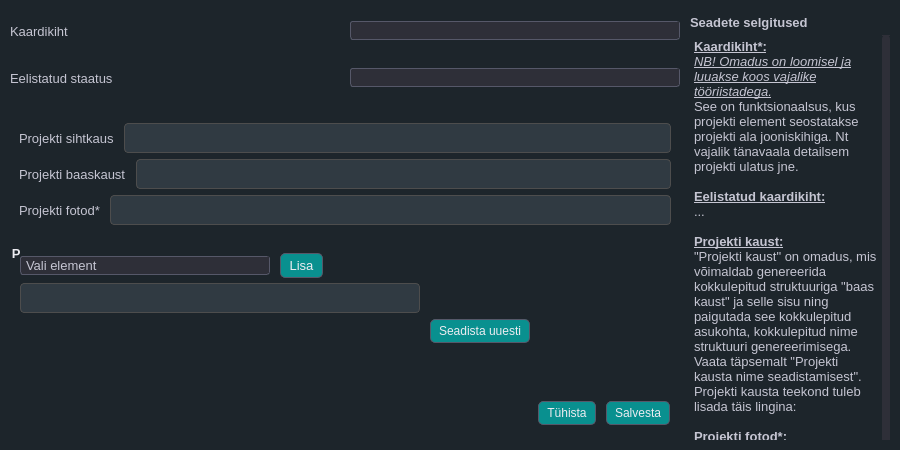
Before: the Qt Designer form mailabl-qgis/config/confWidgets/ProjectSetup.ui in TuloliKalver/mailabl-qgis, drawn with Qt 5.
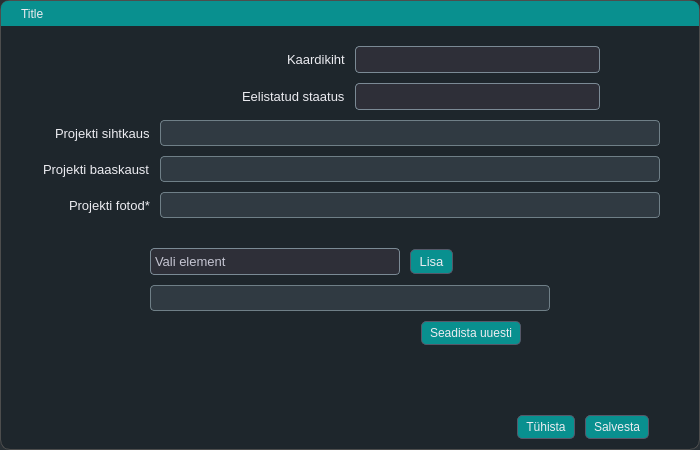
After: the same form once the commit is applied. Icons and pictures are not drawn.

Commit message: PreRelease 2.24 Settings modules updates v1.1 all modules working

```diff
--- a/mailabl-qgis/config/confWidgets/ProjectSetup.ui
+++ b/mailabl-qgis/config/confWidgets/ProjectSetup.ui
@@ -6,7 +6,7 @@
    <rect>
     <x>0</x>
     <y>0</y>
-    <width>900</width>
+    <width>700</width>
     <height>450</height>
    </rect>
   </property>
@@ -18,13 +18,13 @@
   </property>
   <property name="minimumSize">
    <size>
-    <width>900</width>
+    <width>700</width>
     <height>450</height>
    </size>
   </property>
   <property name="maximumSize">
    <size>
-    <width>900</width>
+    <width>700</width>
     <height>450</height>
    </size>
   </property>
@@ -39,18 +39,28 @@
    <string>Projektide seaded</string>
   </property>
   <property name="styleSheet">
-   <string notr="true">
-/* ====================================================== */
-/* 🎨 Global Theme - Base Colors, Background &amp; Typography */
-/* ====================================================== */
-* {
+   <string notr="true">* {
     border: transparent;
-    background-color: #1d252b; /* Updated background */
+    boreder-radius: 10px;
+	background-color: rgba(29, 37, 43, 0.78);  /* 10% transparency */
     padding: 0;
     margin: 0;
-    color: #c5c5d2; /* Default light gray text */
+    color: #ececf1; /* Brighter default text */
 }
 
+#FrameMain{
+    border-radius: 10px;
+	border: 1px solid #4d4d4d;
+	background-color: rgba(29, 37, 43, 0.89);  /* 10% transparency */
+}
+
+
+QLabel, QFrame{
+	background: None;
+	}
+
+
+
 
 /* ------------------------------------------------------ */
 /* 🧠 Global Interaction Effects - Focused Field &amp; Tabs   */
@@ -81,9 +91,9 @@
 QLineEdit {
     background-color: #303a42;   /* Matches the global dark background */
     color: #c5c5d2;              /* Default light gray text */
-    border: 1px solid #4d4d4d;   /* Subtle default border */
+    border: 1px solid #6f7f87;
     border-radius: 4px;          /* Rounded corners for a smooth look */
-    padding: 6px;                /* Adequate padding for text clarity */
+    padding: 4px;                /* Adequate padding for text clarity */
 }
 
 /* 
@@ -199,58 +209,6 @@
 }
 
 
-/* General QCheckBox styles */
-QCheckBox {
-    color: #ececf1; /* Text color */
-    spacing: 5px; /* Space between checkbox and text */
-}
-
-/* Style the indicator (checkbox) */
-QCheckBox::indicator {
-    width: 12px;
-    height: 12px;
-    background-color: #40414f; /* Background color for unchecked state */
-    border: 1px solid #565869; /* Border for unchecked state */
-    border-radius: 3px;
-}
-
-/* Style the indicator when checked */
-QCheckBox::indicator:checked {
-    background-color: rgba(70, 70, 85, 0.5); /* Semi-transparent gray background color for checked state */
-    border: 1px solid #acacbe;
-    image: url(&quot;:/images/themes/default/algorithms/mAlgorithmCheckGeometry.svg&quot;); /* Using QGIS built-in icon */
-}
-
-/* Style the indicator when unchecked */
-QCheckBox::indicator:unchecked {
-    background-color: #40414f; /* Background color for unchecked state */
-    border: 1px solid #565869; /* Border for unchecked state */
-}
-
-/* Style the indicator when hovered */
-QCheckBox::indicator:hover {
-    background-color: #565869;
-}
-
-/* Style the indicator when disabled */
-QCheckBox::indicator:disabled {
-    background-color: #30303a; /* Darker background color for disabled state */
-    border: 1px solid #40414f; /* Darker border for disabled state */
-}
-
-/* Style the indicator when checked and disabled */
-QCheckBox::indicator:checked:disabled {
-    background-color: rgba(50, 50, 60, 0.5); /* Semi-transparent darker gray background color for checked and disabled state */
-    border: 1px solid #40414f;
-    image: url(&quot;:/images/themes/default/algorithms/mAlgorithmCheckGeometry.svg&quot;); /* Using QGIS built-in icon */
-    opacity: 0.5; /* Make the icon appear disabled */
-}
-
-/* Style the checkbox text when disabled */
-QCheckBox:disabled {
-    color: #6a6a75; /* Darker text color for disabled state */
-}
-
 /* ══════════════════════════════════════════════════════ */
 /*                 ✅ QCheckBox Styling                   */
 /* ══════════════════════════════════════════════════════ */
@@ -258,41 +216,51 @@
 QCheckBox {
     color: #d1d1e0;
     spacing: 5px;
-    font-size: 14px;
+    font-size: 12px;
+	 background: transparent; /* This removes any background */
 }
 
-/* Base indicator styling */
+/* Default indicator box */
 QCheckBox::indicator {
     width: 16px;
     height: 16px;
+    background-color: #40414f;
     border: 1px solid #1f5d5c;
     border-radius: 3px;
-    background: #597278
 }
 
-/* Hover effect for indicator */
+/* Hovered box */
 QCheckBox::indicator:hover {
     border: 1px solid #0b4544;
+    background-color: #565869;
 }
 
-/* Checked state with a custom image for the check mark */
+/* Checked state */
 QCheckBox::indicator:checked {
-    background: rgb(9,144,143);
+    background-color: rgb(9, 144, 143);
     border: 1px solid #565869;
+    image: url(&quot;:/images/themes/default/algorithms/mAlgorithmCheckGeometry.svg&quot;);
 }
 
+/* Checked + Hover */
+QCheckBox::indicator:checked:hover {
+    background-color: rgba(9, 144, 143, 0.8);
+    border: 1px solid #acacbe;
+}
 
-/* ⚫ Disabled State - More Noticeable */
+/* Disabled */
+QCheckBox:disabled {
+    color: #6a6a75;
+}
 QCheckBox::indicator:disabled {
-    background-color: #1d252b;
-    border: 1px dashed rgba(120, 120, 130, 0.5); /* **Dashed, faded border** */
-    color: rgba(170, 170, 180, 0.5); /* **Faded text color** */
-    opacity: 0.5; /* **Lower opacity to indicate inactive state** */
+    background-color: #2c2c35;
+    border: 1px dashed rgba(120, 120, 130, 0.5);
 }
-
-
-QGroupBox{
-	color: #ececf1;
+QCheckBox::indicator:checked:disabled {
+    background-color: rgba(50, 50, 60, 0.5);
+    border: 1px solid #40414f;
+    image: url(&quot;:/images/themes/default/algorithms/mAlgorithmCheckGeometry.svg&quot;);
+    opacity: 0.5;
 }
 
 
@@ -303,9 +271,9 @@
 QComboBox {
     background-color: #2e2f38;
     color: #c5c5d2;
-    border: 1px solid #565869;
-    border-radius: 3px;
-    padding-left: 5px;
+	border: 1px solid #7b8a95;    
+	border-radius: 4px;
+    padding: 4px;
 }
 
 QComboBox::drop-down {
@@ -389,292 +357,18 @@
 }
 
 
-
-
-/* ══════════════════════════════════════════════════════ */
-/* 🧭 Global Vertical ScrollBar - Core UI Scroll Styling  */
-/* ══════════════════════════════════════════════════════ */
-
-QScrollBar:vertical {
-    border: none;
-    background: #2e2f38;  /* Match background color */
-    width: 8px;
-    margin: 0px;  /* Remove spacing */
-    border-radius: 4px;
+#dragFrame {
+    border-top-left-radius: 7px;
+    border-top-right-radius: 7px;
+    border-bottom-right-radius: 0px;
+    border-bottom-left-radius: 0px;
+    background-color: rgba(9, 144, 143, 1.0);
+    cursor: move;
+    color: #ececf1; /* Brighter default text */
 }
 
-QScrollBar::handle:vertical {
-    background-color: qradialgradient(spread:pad, cx:1, cy:0.728, radius:0.826, 
-        fx:0.498455, fy:0.95, stop:0.125 rgba(9, 144, 143, 255), stop:1 rgba(46, 47, 56, 253));
-    min-height: 25px;
-    border-radius: 4px;
-}
 
-QScrollBar::handle:vertical:hover {
-    background-color: qradialgradient(spread:pad, cx:1, cy:0.995, radius:1.24, 
-        fx:1, fy:0.988, stop:0 rgba(9, 144, 143, 255), stop:0.920455 rgba(46, 47, 56, 253));
-}
-
-/* Hide Up/Down Buttons */
-QScrollBar::add-line:vertical, 
-QScrollBar::sub-line:vertical {
-    background: none;
-    height: 0px;
-}
-
-/* Make the unused track area blend with background */
-QScrollBar::add-page:vertical, 
-QScrollBar::sub-page:vertical {
-    background: #2e2f38;
-}
-
-/* ════════════════════════════════════════════════════════ */
-/* 🧭 Global Horisontal ScrollBar - Core UI Scroll Styling  */
-/* ════════════════════════════════════════════════════════ */
-
-
-QScrollBar:horizontal {
-    border: none;
-    background: #2e2f38;  /* Match background color */
-    height: 8px;
-    margin: 0px;
-    border-radius: 4px;
-}
-
-QScrollBar::handle:horizontal {
-    background-color: qradialgradient(spread:pad, cx:1, cy:0.728, radius:0.826, 
-        fx:0.498455, fy:0.95, stop:0.125 rgba(9, 144, 143, 255), stop:1 rgba(46, 47, 56, 253));
-    min-width: 25px;
-    border-radius: 4px;
-}
-
-QScrollBar::handle:horizontal:hover {
-    background-color: qradialgradient(spread:pad, cx:1, cy:0.995, radius:1.24, 
-        fx:1, fy:0.988, stop:0 rgba(9, 144, 143, 255), stop:0.920455 rgba(46, 47, 56, 253));
-}
-
-/* Hide Left/Right Buttons */
-QScrollBar::add-line:horizontal, 
-QScrollBar::sub-line:horizontal {
-    background: none;
-    width: 0px;
-}
-
-/* Make the unused track area blend with background */
-QScrollBar::add-page:horizontal, 
-QScrollBar::sub-page:horizontal {
-    background: #2e2f38;
-}
-
-
-/* ====================================================== */
-/* 📊 QTableView - Layout, Colors, and Interaction Styles */
-/* ====================================================== */
-
-QTableView {
-    background-color: #2e2f38; /* Consistent dark gray base */
-    border: 1px solid #4d4d4d;
-    border-radius: 5px;
-    gridline-color: #565869;
-    /* Updated selection gradient using teal accent */
-    selection-background-color: qlineargradient(
-        x1: 0, y1: 0, x2: 0, y2: 1,
-        stop: 0 rgba(9,144,143,10),
-        stop: 1 rgba(9,144,143,50)
-    );
-    selection-color: #ececf1;
-}
-
-
-/* Adjust header style with white text */
-QHeaderView::section {
-    background-color: #35353f;
-    color: #ececf1; 
-    border-top: 0.5px solid #323232;
-    border-left: 0.5px solid #323232;
-    border-right: 0.5px solid #323232;
-    border-bottom: 1px solid #4d4d4d;
-    padding: 1px 3px;
-    font-size: 12px;
-}
-
-/* Entire table disabled state */
-QTableView:disabled {
-    background-color: rgba(30,30,35,180);
-    color: rgba(150,150,160,120);
-    border: 1px solid rgba(100,100,110,80);
-    gridline-color: rgba(80,80,90,80);
-    cursor: not-allowed;
-}
-
-/* Make headers look disabled */
-QTableView:disabled QHeaderView::section {
-    background-color: rgba(50,50,58,150);
-    
-    border-bottom: 1px solid rgba(80,80,90,100);
-}
-
-/* Remove focus outline when disabled */
-QTableView:disabled:focus {
-    outline: none;
-}
-
-/* Corner widget (where row/column headers meet) */
-QTableCornerButton::section {
-    background: #35353f;
-    border: 1px solid #4d4d4d;
-}
-
-/* Disabled corner styling */
-QTableView:disabled QTableCornerButton::section {
-    background: rgba(50,50,58,150);
-    border: 1px solid rgba(80,80,90,100);
-}
-
-/* Disable selection effect when the table is disabled */
-QTableView:disabled QTableView::item:selected {
-    background-color: rgba(50,50,58,100);
-    color: rgba(150,150,160,100);
-}
-
-/* Hovered rows for better contrast */
-QTableView::item:hover {
-    background-color: #3a3f4b;
-    color: #ececf1;
-    min-height: 16px;  /* Decreased row height */
-}
-
-/* Selected rows using the same teal gradient as QTableView selection */
-QTableView::item:selected {
-    background-color: qlineargradient(
-        x1: 0, y1: 0, x2: 0, y2: 1,
-        stop: 0 rgba(9,144,143,10),
-        stop: 1 rgba(9,144,143,50)
-    );
-    /*color: #ececf1;*/
-    min-height: 16px;  /* Decreased row height */
-}
-
-/* Non-selected rows with a subtle gradient for depth */
-QTableView::item {
-    background-color: qlineargradient(
-        x1: 0, y1: 0, x2: 0, y2: 1,
-        stop: 0 rgba(46,47,56,25),
-        stop: 1 rgba(46,47,56,255)
-    );
-    color: #d1d1e0;
-    min-height: 16px;  /* Decreased row height */
-}
-
-/* Ensure deselected rows return to their default style */
-QTableView::item:!selected {
-    background-color: qlineargradient(
-        x1: 0, y1: 0, x2: 0, y2: 1,
-        stop: 0 rgba(46,47,56,25),
-        stop: 1 rgba(46,47,56,255)
-    );
-    color: #d1d1e0;
-    min-height: 16px;  /* Decreased row height */
-}
-
-/* Disabled item styling */
-QTableView::item:disabled {
-    background-color: rgba(50,50,58,100);
-    color: rgba(150,150,160,100);
-    font-style: italic;
-    border: 1px dashed rgba(100,100,110,80);
-    min-height: 16px;  /* Decreased row height */
-}
-
-
-
-
-
-/* ====================================================== */
-/* 🧩 Targeted UI Elements - ID-Based Custom Styling      */
-/* ====================================================== */
-
-#Sevituudid{
-    background-color: #343b47;
-}
-
-#leftMenuContainer {
-    background: qlineargradient(x1:0, y1:0, x2:0, y2:1, stop:0 #202123, stop:1 #18191d);
-    border-right: 1px solid #3a3a3a;
-    padding-right: 2px;
-    border-top-right-radius: 5px;
-    border-bottom-right-radius: 5px;
-}
-
-#rightFrame {
-    background: qlineargradient(x1:0, y1:0, x2:0, y2:1, stop:0 #202123, stop:1 #18191d);
-    border-left: 1px solid #3a3a3a;
-    padding-lef: 2px;
-    border-top-right-radius: 5px;
-    border-bottom-right-radius: 5px;
-}
-
-#SetupLayers, #SetupLayers_2, #SetupUserData {
-border: none;
-border-bottom: 1px solid rgb(131, 142, 162);
-}
-
-#UC_Main_Frame QPushButton,#pbChoose_Properties_for_Projects{
-	padding: 1px 8px;
-    border-radiusr: 6px;
-}
-
-#UC_Main_Frame QPushButton:hover{
-
-	padding: 1px 8px;
-    border-radius: 6px;
-}
-
-
-#wOl_Settings QPushButton{
-	padding: 1px 8px;
-    border-radius: 6px;
-}
-
-#wOl_Settings QPushButton:hover{
-	padding: 1px 8px;
-    border-radius: 6px;
-}
-
-#rightMenuContainer QPushButton{
-	text-align: right;
-	border-top-right-radius: 0px;
-	border-bottom-right-radius: 0px;
-    
-}
-
-#rightMenuContainer QPushButton:hover{
-    text-align: right;
-    border-top-right-radius: 0px;
-	border-bottom-right-radius: 0px;  
-}
-
-
-#leftMenuContainer QPushButton{
-	text-align: left;
-	border-top-left-radius: 0px;
-	border-bottom-left-radius: 0px;	
-}
-#leftMenuContainer QPushButton:hover{
-    text-align: left;
-	border-top-left-radius: 0px;
-	border-bottom-left-radius: 0px;
-
-}
-
-#MailablDialogBase{
-    border: 1px solid #4d4d4d;
-	border-top-left-radius: 7px;     /* Rounded top-left corner */
-    border-top-right-radius: 7px;    /* Rounded top-right corner */
-    border-right-radius: 7px;        /* No rounding on right side */
-    border-left-radius: 7px;    
-	background: None;  /* 10% transparency */
-}</string>
+</string>
   </property>
   <layout class="QVBoxLayout" name="verticalLayout">
    <property name="spacing">
@@ -693,7 +387,7 @@
     <number>0</number>
    </property>
    <item>
-    <widget class="QFrame" name="fContent">
+    <widget class="QFrame" name="FrameMain">
      <property name="minimumSize">
       <size>
        <width>0</width>
@@ -702,6 +396,42 @@
      </property>
      <property name="styleSheet">
       <string notr="true"/>
+     </property>
+     <property name="frameShape">
+      <enum>QFrame::StyledPanel</enum>
+     </property>
+     <property name="frameShadow">
+      <enum>QFrame::Raised</enum>
+     </property>
+     <layout class="QVBoxLayout" name="verticalLayout_6">
+      <property name="spacing">
+       <number>0</number>
+      </property>
+      <property name="leftMargin">
+       <number>0</number>
+      </property>
+      <property name="topMargin">
+       <number>0</number>
+      </property>
+      <property name="rightMargin">
+       <number>0</number>
+      </property>
+      <property name="bottomMargin">
+       <number>0</number>
+      </property>
+      <item>
+       <widget class="QFrame" name="dragFrame">
+        <property name="minimumSize">
+         <size>
+          <width>0</width>
+          <height>25</height>
+         </size>
+        </property>
+        <property name="maximumSize">
+         <size>
+          <width>1000000</width>
+          <height>25</height>
+         </size>
      </property>
      <property name="frameShape">
       <enum>QFrame::StyledPanel</enum>
@@ -714,80 +444,27 @@
        <number>0</number>
       </property>
       <property name="leftMargin">
-       <number>0</number>
+          <number>20</number>
       </property>
       <property name="topMargin">
-       <number>10</number>
+          <number>0</number>
       </property>
       <property name="rightMargin">
-       <number>10</number>
-      </property>
-      <property name="bottomMargin">
-       <number>10</number>
-      </property>
-      <item>
-       <widget class="QFrame" name="SettingElements">
-        <property name="minimumSize">
-         <size>
-          <width>0</width>
-          <height>450</height>
-         </size>
-        </property>
-        <property name="styleSheet">
-         <string notr="true"/>
-        </property>
-        <property name="frameShape">
-         <enum>QFrame::StyledPanel</enum>
-        </property>
-        <property name="frameShadow">
-         <enum>QFrame::Raised</enum>
-        </property>
-        <layout class="QVBoxLayout" name="verticalLayout_9">
-         <property name="spacing">
-          <number>10</number>
-         </property>
-         <property name="leftMargin">
-          <number>10</number>
-         </property>
-         <property name="topMargin">
           <number>0</number>
          </property>
-         <property name="rightMargin">
-          <number>10</number>
-         </property>
          <property name="bottomMargin">
           <number>0</number>
          </property>
          <item>
-          <widget class="QFrame" name="fMainLeft">
-           <property name="minimumSize">
-            <size>
-             <width>0</width>
-             <height>100</height>
-            </size>
+          <widget class="QLabel" name="lblTitle">
+           <property name="text">
+            <string>Title</string>
            </property>
-           <property name="frameShape">
-            <enum>QFrame::StyledPanel</enum>
-           </property>
-           <property name="frameShadow">
-            <enum>QFrame::Raised</enum>
-           </property>
-           <layout class="QVBoxLayout" name="verticalLayout_8">
-            <property name="spacing">
-             <number>10</number>
-            </property>
-            <property name="leftMargin">
-             <number>0</number>
-            </property>
-            <property name="topMargin">
-             <number>0</number>
-            </property>
-            <property name="rightMargin">
-             <number>0</number>
-            </property>
-            <property name="bottomMargin">
-             <number>0</number>
-            </property>
+          </widget>
+         </item>
+        </layout>
+       </widget>
+      </item>
             <item>
              <widget class="QFrame" name="fSettingsMain">
               <property name="maximumSize">
@@ -796,6 +473,9 @@
                 <height>1000000</height>
                </size>
               </property>
+        <property name="styleSheet">
+         <string notr="true"/>
+        </property>
               <property name="frameShape">
                <enum>QFrame::StyledPanel</enum>
               </property>
@@ -804,46 +484,34 @@
               </property>
               <layout class="QVBoxLayout" name="verticalLayout_4">
                <property name="spacing">
-                <number>5</number>
+          <number>10</number>
                </property>
                <property name="leftMargin">
-                <number>0</number>
+          <number>10</number>
                </property>
                <property name="topMargin">
-                <number>0</number>
+          <number>20</number>
                </property>
                <property name="rightMargin">
-                <number>0</number>
-               </property>
-               <property name="bottomMargin">
-                <number>5</number>
-               </property>
-               <item>
-                <widget class="QFrame" name="f_Main_2">
-                 <property name="frameShape">
-                  <enum>QFrame::StyledPanel</enum>
-                 </property>
-                 <property name="frameShadow">
-                  <enum>QFrame::Raised</enum>
-                 </property>
-                 <layout class="QVBoxLayout" name="verticalLayout_3">
-                  <property name="spacing">
                    <number>10</number>
                   </property>
-                  <property name="leftMargin">
-                   <number>0</number>
-                  </property>
-                  <property name="topMargin">
-                   <number>0</number>
-                  </property>
-                  <property name="rightMargin">
-                   <number>0</number>
-                  </property>
                   <property name="bottomMargin">
                    <number>0</number>
                   </property>
-                  <item>
+         <item alignment="Qt::AlignHCenter">
                    <widget class="QFrame" name="f_Main_3">
+           <property name="minimumSize">
+            <size>
+             <width>500</width>
+             <height>0</height>
+            </size>
+           </property>
+           <property name="maximumSize">
+            <size>
+             <width>500</width>
+             <height>16777215</height>
+            </size>
+           </property>
                     <property name="frameShape">
                      <enum>QFrame::StyledPanel</enum>
                     </property>
@@ -866,7 +534,7 @@
                      <property name="bottomMargin">
                       <number>0</number>
                      </property>
-                     <item alignment="Qt::AlignLeft">
+            <item alignment="Qt::AlignRight">
                       <widget class="QLabel" name="lblCurrect_Cadastral_2">
                        <property name="font">
                         <font>
@@ -932,11 +600,20 @@
                     </layout>
                    </widget>
                   </item>
-                 </layout>
-                </widget>
-               </item>
-               <item>
+         <item alignment="Qt::AlignHCenter">
                 <widget class="QFrame" name="f_Main_1">
+           <property name="minimumSize">
+            <size>
+             <width>500</width>
+             <height>0</height>
+            </size>
+           </property>
+           <property name="maximumSize">
+            <size>
+             <width>500</width>
+             <height>16777215</height>
+            </size>
+           </property>
                  <property name="frameShape">
                   <enum>QFrame::StyledPanel</enum>
                  </property>
@@ -959,7 +636,7 @@
                   <property name="bottomMargin">
                    <number>0</number>
                   </property>
-                  <item alignment="Qt::AlignLeft">
+            <item alignment="Qt::AlignRight">
                    <widget class="QLabel" name="lblCurrect_Cadastral">
                     <property name="font">
                      <font>
@@ -990,20 +667,14 @@
                  </layout>
                 </widget>
                </item>
-              </layout>
-             </widget>
-            </item>
-            <item>
-             <widget class="QFrame" name="fSettingsFolders">
-              <property name="frameShape">
-               <enum>QFrame::StyledPanel</enum>
-              </property>
-              <property name="frameShadow">
-               <enum>QFrame::Raised</enum>
-              </property>
-              <layout class="QVBoxLayout" name="verticalLayout_2">
-               <item>
+         <item alignment="Qt::AlignHCenter">
                 <widget class="QFrame" name="Projekcts_FolderSetup_2">
+           <property name="minimumSize">
+            <size>
+             <width>620</width>
+             <height>0</height>
+            </size>
+           </property>
                  <property name="frameShape">
                   <enum>QFrame::StyledPanel</enum>
                  </property>
@@ -1026,7 +697,7 @@
                   <property name="bottomMargin">
                    <number>0</number>
                   </property>
-                  <item alignment="Qt::AlignLeft">
+            <item alignment="Qt::AlignRight">
                    <widget class="QLabel" name="lblProjectsTargetFolder">
                     <property name="font">
                      <font>
@@ -1048,13 +719,25 @@
                       <height>0</height>
                      </size>
                     </property>
+              <property name="maximumSize">
+               <size>
+                <width>500</width>
+                <height>16777215</height>
+               </size>
+              </property>
                    </widget>
                   </item>
                  </layout>
                 </widget>
                </item>
-               <item>
+         <item alignment="Qt::AlignHCenter">
                 <widget class="QFrame" name="Projekcts_FolderSetup">
+           <property name="minimumSize">
+            <size>
+             <width>620</width>
+             <height>0</height>
+            </size>
+           </property>
                  <property name="frameShape">
                   <enum>QFrame::StyledPanel</enum>
                  </property>
@@ -1077,7 +760,7 @@
                   <property name="bottomMargin">
                    <number>0</number>
                   </property>
-                  <item>
+            <item alignment="Qt::AlignRight">
                    <widget class="QLabel" name="lblProjectsFolder">
                     <property name="font">
                      <font>
@@ -1099,13 +782,31 @@
                       <height>0</height>
                      </size>
                     </property>
+              <property name="maximumSize">
+               <size>
+                <width>500</width>
+                <height>16777215</height>
+               </size>
+              </property>
                    </widget>
                   </item>
                  </layout>
                 </widget>
                </item>
-               <item>
+         <item alignment="Qt::AlignHCenter">
                 <widget class="QFrame" name="frame_22">
+           <property name="minimumSize">
+            <size>
+             <width>620</width>
+             <height>0</height>
+            </size>
+           </property>
+           <property name="maximumSize">
+            <size>
+             <width>620</width>
+             <height>16777215</height>
+            </size>
+           </property>
                  <property name="frameShape">
                   <enum>QFrame::StyledPanel</enum>
                  </property>
@@ -1128,7 +829,7 @@
                   <property name="bottomMargin">
                    <number>0</number>
                   </property>
-                  <item>
+            <item alignment="Qt::AlignRight">
                    <widget class="QLabel" name="lblPhtoslabel">
                     <property name="font">
                      <font>
@@ -1143,72 +844,24 @@
                    </widget>
                   </item>
                   <item>
-                   <widget class="QLineEdit" name="lePhotos"/>
-                  </item>
-                 </layout>
-                </widget>
-               </item>
-              </layout>
-             </widget>
-            </item>
-            <item>
-             <widget class="QFrame" name="fSettingsFolderStucture">
+             <widget class="QLineEdit" name="lePhotos">
               <property name="minimumSize">
                <size>
-                <width>0</width>
-                <height>100</height>
+                <width>500</width>
+                <height>0</height>
                </size>
               </property>
-              <property name="frameShape">
-               <enum>QFrame::StyledPanel</enum>
+              <property name="maximumSize">
+               <size>
+                <width>500</width>
+                <height>16777215</height>
+               </size>
               </property>
-              <property name="frameShadow">
-               <enum>QFrame::Raised</enum>
-              </property>
-              <layout class="QVBoxLayout" name="verticalLayout_11">
-               <property name="spacing">
-                <number>0</number>
-               </property>
-               <property name="leftMargin">
-                <number>0</number>
-               </property>
-               <property name="topMargin">
-                <number>0</number>
-               </property>
-               <property name="rightMargin">
-                <number>0</number>
-               </property>
-               <property name="bottomMargin">
-                <number>5</number>
-               </property>
-               <item>
-                <widget class="QGroupBox" name="groupBox">
-                 <property name="font">
-                  <font>
-                   <pointsize>10</pointsize>
-                   <weight>75</weight>
-                   <bold>true</bold>
-                  </font>
-                 </property>
-                 <property name="title">
-                  <string>Projekti kausta nime seadistamine</string>
-                 </property>
-                 <layout class="QVBoxLayout" name="verticalLayout_7">
-                  <property name="spacing">
-                   <number>0</number>
-                  </property>
-                  <property name="leftMargin">
-                   <number>10</number>
-                  </property>
-                  <property name="topMargin">
-                   <number>0</number>
-                  </property>
-                  <property name="rightMargin">
-                   <number>0</number>
-                  </property>
-                  <property name="bottomMargin">
-                   <number>0</number>
-                  </property>
+             </widget>
+            </item>
+           </layout>
+          </widget>
+         </item>
                   <item>
                    <widget class="QFrame" name="frame">
                     <property name="frameShape">
@@ -1218,10 +871,22 @@
                      <enum>QFrame::Raised</enum>
                     </property>
                     <layout class="QVBoxLayout" name="verticalLayout_5">
+            <property name="spacing">
+             <number>10</number>
+            </property>
                      <property name="leftMargin">
                       <number>0</number>
                      </property>
-                     <item>
+            <property name="topMargin">
+             <number>20</number>
+            </property>
+            <property name="rightMargin">
+             <number>0</number>
+            </property>
+            <property name="bottomMargin">
+             <number>20</number>
+            </property>
+            <item alignment="Qt::AlignHCenter">
                       <widget class="QFrame" name="frame_4">
                        <property name="frameShape">
                         <enum>QFrame::StyledPanel</enum>
@@ -1231,7 +896,7 @@
                        </property>
                        <layout class="QVBoxLayout" name="verticalLayout_13">
                         <property name="spacing">
-                         <number>5</number>
+                <number>10</number>
                         </property>
                         <property name="leftMargin">
                          <number>0</number>
@@ -1408,10 +1073,7 @@
                  </layout>
                 </widget>
                </item>
-              </layout>
-             </widget>
-            </item>
-            <item>
+      <item alignment="Qt::AlignBottom">
              <widget class="QFrame" name="fButtons">
               <property name="frameShape">
                <enum>QFrame::StyledPanel</enum>
@@ -1427,13 +1089,13 @@
                 <number>0</number>
                </property>
                <property name="topMargin">
-                <number>0</number>
+          <number>10</number>
                </property>
                <property name="rightMargin">
-                <number>10</number>
+          <number>50</number>
                </property>
                <property name="bottomMargin">
-                <number>0</number>
+          <number>10</number>
                </property>
                <item>
                 <spacer name="horizontalSpacer">
@@ -1478,100 +1140,6 @@
                    <width>16</width>
                    <height>16</height>
                   </size>
-                 </property>
-                </widget>
-               </item>
-              </layout>
-             </widget>
-            </item>
-           </layout>
-          </widget>
-         </item>
-        </layout>
-       </widget>
-      </item>
-      <item>
-       <widget class="QFrame" name="fHelpMenu">
-        <property name="minimumSize">
-         <size>
-          <width>200</width>
-          <height>0</height>
-         </size>
-        </property>
-        <property name="maximumSize">
-         <size>
-          <width>200</width>
-          <height>16777215</height>
-         </size>
-        </property>
-        <property name="styleSheet">
-         <string notr="true"/>
-        </property>
-        <property name="frameShape">
-         <enum>QFrame::StyledPanel</enum>
-        </property>
-        <property name="frameShadow">
-         <enum>QFrame::Raised</enum>
-        </property>
-        <layout class="QVBoxLayout" name="verticalLayout_10">
-         <property name="spacing">
-          <number>5</number>
-         </property>
-         <property name="leftMargin">
-          <number>0</number>
-         </property>
-         <property name="topMargin">
-          <number>5</number>
-         </property>
-         <property name="rightMargin">
-          <number>0</number>
-         </property>
-         <property name="bottomMargin">
-          <number>0</number>
-         </property>
-         <item>
-          <widget class="QLabel" name="label_2">
-           <property name="font">
-            <font>
-             <pointsize>10</pointsize>
-             <weight>75</weight>
-             <bold>true</bold>
-            </font>
-           </property>
-           <property name="text">
-            <string>Seadete selgitused</string>
-           </property>
-          </widget>
-         </item>
-         <item>
-          <widget class="QTextEdit" name="textEdit">
-           <property name="font">
-            <font>
-             <pointsize>10</pointsize>
-            </font>
-           </property>
-           <property name="html">
-            <string>&lt;!DOCTYPE HTML PUBLIC &quot;-//W3C//DTD HTML 4.0//EN&quot; &quot;http://www.w3.org/TR/REC-html40/strict.dtd&quot;&gt;
-&lt;html&gt;&lt;head&gt;&lt;meta name=&quot;qrichtext&quot; content=&quot;1&quot; /&gt;&lt;style type=&quot;text/css&quot;&gt;
-p, li { white-space: pre-wrap; }
-&lt;/style&gt;&lt;/head&gt;&lt;body style=&quot; font-family:'MS Shell Dlg 2'; font-size:10pt; font-weight:400; font-style:normal;&quot;&gt;
-&lt;p style=&quot; margin-top:0px; margin-bottom:0px; margin-left:0px; margin-right:0px; -qt-block-indent:0; text-indent:0px;&quot;&gt;&lt;span style=&quot; font-weight:600; text-decoration: underline;&quot;&gt;Kaardikiht*:&lt;/span&gt;&lt;/p&gt;
-&lt;p style=&quot; margin-top:0px; margin-bottom:0px; margin-left:0px; margin-right:0px; -qt-block-indent:0; text-indent:0px;&quot;&gt;&lt;span style=&quot; font-style:italic; text-decoration: underline;&quot;&gt;NB! Omadus on loomisel ja luuakse koos vajalike tööriistadega.&lt;/span&gt;&lt;/p&gt;
-&lt;p style=&quot; margin-top:0px; margin-bottom:0px; margin-left:0px; margin-right:0px; -qt-block-indent:0; text-indent:0px;&quot;&gt;See on funktsionaalsus, kus projekti element seostatakse projekti ala jooniskihiga. Nt vajalik tänavaala detailsem projekti ulatus jne. &lt;/p&gt;
-&lt;p style=&quot;-qt-paragraph-type:empty; margin-top:0px; margin-bottom:0px; margin-left:0px; margin-right:0px; -qt-block-indent:0; text-indent:0px; font-weight:600; text-decoration: underline;&quot;&gt;&lt;br /&gt;&lt;/p&gt;
-&lt;p style=&quot; margin-top:0px; margin-bottom:0px; margin-left:0px; margin-right:0px; -qt-block-indent:0; text-indent:0px;&quot;&gt;&lt;span style=&quot; font-weight:600; text-decoration: underline;&quot;&gt;Eelistatud kaardikiht:&lt;/span&gt;&lt;br /&gt;...&lt;/p&gt;
-&lt;p style=&quot;-qt-paragraph-type:empty; margin-top:0px; margin-bottom:0px; margin-left:0px; margin-right:0px; -qt-block-indent:0; text-indent:0px; font-weight:600; text-decoration: underline;&quot;&gt;&lt;br /&gt;&lt;/p&gt;
-&lt;p style=&quot; margin-top:0px; margin-bottom:0px; margin-left:0px; margin-right:0px; -qt-block-indent:0; text-indent:0px;&quot;&gt;&lt;span style=&quot; font-weight:600; text-decoration: underline;&quot;&gt;Projekti kaust:&lt;/span&gt;&lt;/p&gt;
-&lt;p style=&quot; margin-top:0px; margin-bottom:0px; margin-left:0px; margin-right:0px; -qt-block-indent:0; text-indent:0px;&quot;&gt;&amp;quot;Projekti kaust&amp;quot; on omadus, mis võimaldab genereerida kokkulepitud struktuuriga &amp;quot;baas kaust&amp;quot; ja selle sisu ning paigutada see kokkulepitud asukohta, kokkulepitud nime struktuuri genereerimisega.  Vaata täpsemalt &amp;quot;Projekti kausta nime seadistamisest&amp;quot;. Projekti kausta teekond tuleb lisada täis lingina:&lt;/p&gt;
-&lt;p style=&quot;-qt-paragraph-type:empty; margin-top:0px; margin-bottom:0px; margin-left:0px; margin-right:0px; -qt-block-indent:0; text-indent:0px;&quot;&gt;&lt;br /&gt;&lt;/p&gt;
-&lt;p style=&quot; margin-top:0px; margin-bottom:0px; margin-left:0px; margin-right:0px; -qt-block-indent:0; text-indent:0px;&quot;&gt;&lt;span style=&quot; font-weight:600; text-decoration: underline;&quot;&gt;Projekti fotod*:&lt;/span&gt;&lt;/p&gt;
-&lt;p style=&quot; margin-top:0px; margin-bottom:0px; margin-left:0px; margin-right:0px; -qt-block-indent:0; text-indent:0px;&quot;&gt;Lisa kausta nimetus, kus hoiustatakse projektiga seotud fotosid.&lt;/p&gt;
-&lt;p style=&quot;-qt-paragraph-type:empty; margin-top:0px; margin-bottom:0px; margin-left:0px; margin-right:0px; -qt-block-indent:0; text-indent:0px; font-weight:600; text-decoration: underline;&quot;&gt;&lt;br /&gt;&lt;/p&gt;
-&lt;p style=&quot; margin-top:0px; margin-bottom:0px; margin-left:0px; margin-right:0px; -qt-block-indent:0; text-indent:0px;&quot;&gt;&lt;span style=&quot; font-weight:600; text-decoration: underline;&quot;&gt;Eelistatud staatus:&lt;/span&gt;&lt;br /&gt;Millise staatusega projekte eelistad lepingu mooduli avamisel?&lt;/p&gt;
-&lt;p style=&quot;-qt-paragraph-type:empty; margin-top:0px; margin-bottom:0px; margin-left:0px; margin-right:0px; -qt-block-indent:0; text-indent:0px;&quot;&gt;&lt;br /&gt;&lt;/p&gt;
-&lt;p style=&quot; margin-top:0px; margin-bottom:0px; margin-left:0px; margin-right:0px; -qt-block-indent:0; text-indent:0px;&quot;&gt;&lt;span style=&quot; font-weight:600; text-decoration: underline;&quot;&gt;Projekti kausta nime seadistamine:&lt;/span&gt;&lt;/p&gt;
-&lt;p style=&quot; margin-top:0px; margin-bottom:0px; margin-left:0px; margin-right:0px; -qt-block-indent:0; text-indent:0px;&quot;&gt;Nime genereerimisel saab kasutada: Projekti nime, &amp;quot;elementi&amp;quot;, projekti numbrit. &lt;/p&gt;
-&lt;p style=&quot; margin-top:0px; margin-bottom:0px; margin-left:0px; margin-right:0px; -qt-block-indent:0; text-indent:0px;&quot;&gt;&lt;span style=&quot; font-size:9pt;&quot;&gt;NB! projekti kausta nimedes ei saa kasutada (kuna need ei vasta Windowsi standarditele) järgmisi sümboleid: &amp;quot;&amp;lt;&amp;gt;:&amp;quot;/\\|?*.&amp;quot;, &lt;/span&gt;&lt;/p&gt;&lt;/body&gt;&lt;/html&gt;</string>
            </property>
           </widget>
          </item>
```
Lines whose indentation alone changed are shown as unchanged. The commit also changes 10 other files.
